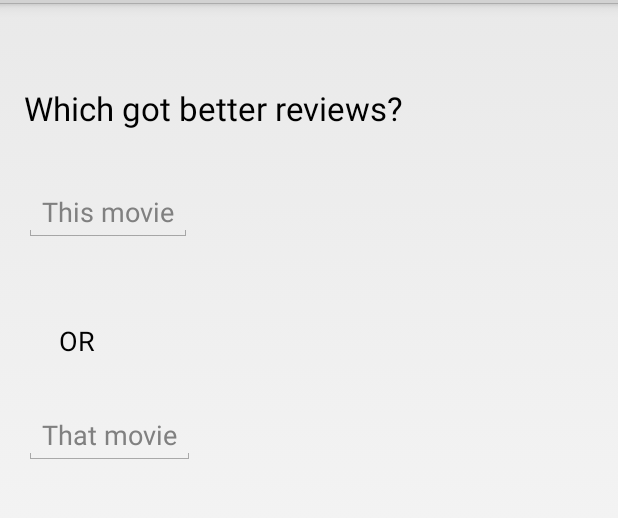
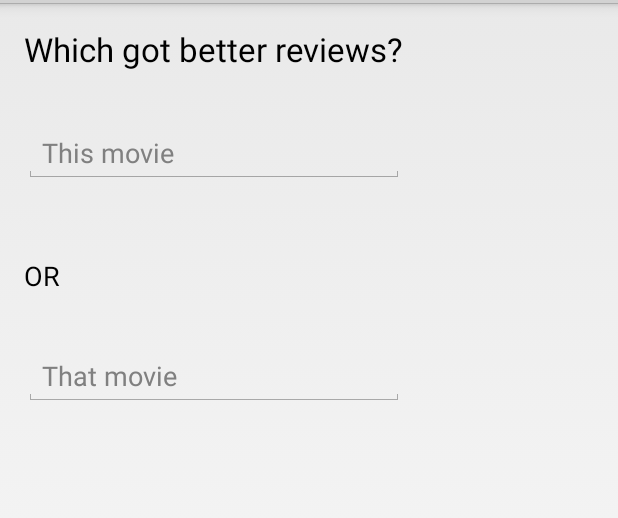
Before and after one commit to jpmunz/better-reviewed, an Android app: the screen it shows after launch (MainActivity), on a phone screen of 412 x 824 dp, the part 69-587 px from its top. Run offline under Robolectric (Android 15) with nearby library versions, the phone set to English and light mode, and no system bars.

Commit message:
autocomplete polish

```diff
--- a/app/src/main/AndroidManifest.xml
+++ b/app/src/main/AndroidManifest.xml
@@ -3,6 +3,7 @@
     package="com.jpmunz.betterreviewed" >
 
     <application
+        android:name="com.jpmunz.betterreviewed.BetterReviewedApp"
         android:allowBackup="true"
         android:icon="@drawable/ic_launcher"
         android:label="@string/app_name"
--- /dev/null
+++ b/app/src/main/java/com/jpmunz/betterreviewed/BetterReviewedApp.java
@@ -0,0 +1,31 @@
+package com.jpmunz.betterreviewed;
+
+import android.app.Application;
+import java.util.ArrayList;
+import java.util.HashMap;
+
+public class BetterReviewedApp extends Application {
+
+    public static final String LOG_TAG = "better_reviewed";
+    private static BetterReviewedApp instance = null;
+
+    /**
+     * Convenient accessor, saves having to call and cast getApplicationContext()
+     */
+    public static BetterReviewedApp getInstance() {
+        checkInstance();
+        return instance;
+    }
+
+    private static void checkInstance() {
+        if (instance == null)
+            throw new IllegalStateException("Application not created yet!");
+    }
+
+    @Override
+    public void onCreate() {
+        super.onCreate();
+        //provide an instance for our static accessors
+        instance = this;
+    }
+}
--- a/app/src/main/java/com/jpmunz/betterreviewed/MainActivity.java
+++ b/app/src/main/java/com/jpmunz/betterreviewed/MainActivity.java
@@ -29,17 +29,13 @@ import java.util.ArrayList;
 
 
 public class MainActivity extends Activity {
-    private static final String TAG = "MainActivity";
+
+    private static final int AUTO_COMPLETE_THRESHOLD = 5;
 
     /*
     TODO
 
-
-        http://makovkastar.github.io/blog/2014/04/12/android-autocompletetextview-with-suggestions-from-a-web-service/
-        - loading indicator in autocomplete while retrieving
-        - add a delayed autocomplete to buffer network calls
-        - set threshold for autocomplete higher (5)
-
+        - setting menu should allow configuration of user/critic review weighting
 
         -implement compareRatings
             - show a loading indicator on the rhs
@@ -47,28 +43,25 @@ public class MainActivity extends Activity {
             - show a checkmark next to the higher rated movie
             - activate a ratings search for the 2 given results
 
-        - setting menu should allow configuration of user/critic review weighting
+        - Bugs
+            - 2 results for the notebook?
 
-
-        - Bugs
-            - autocomplete suggestions should be as long as the longest result
-            - should be able to click anywhere on the suggestion
-            - 2 results for the notebook?
+         http://makovkastar.github.io/blog/2014/04/12/android-autocompletetextview-with-suggestions-from-a-web-service/
      */
 
     @Override
     protected void onCreate(Bundle savedInstanceState) {
         super.onCreate(savedInstanceState);
         setContentView(R.layout.activity_main);
-        setupMovieInput(R.id.movie1_autocomplete, R.id.movie2_autocomplete);
-        setupMovieInput(R.id.movie2_autocomplete, R.id.movie1_autocomplete);
+        setupMovieInput(R.id.movie1_autoComplete, R.id.movie1_autoComplete_progressBar, R.id.movie2_autoComplete);
+        setupMovieInput(R.id.movie2_autoComplete, R.id.movie2_autoComplete_progressBar, R.id.movie1_autoComplete);
     }
 
-    protected void setupMovieInput(int inputId, final int otherInputId) {
-        AutoCompleteTextView movie1AutoComplete = (AutoCompleteTextView) findViewById(inputId);
-        movie1AutoComplete.setAdapter(new RottenTomatoesAutoCompleteAdapter(this, R.layout.autocomplete_list_item));
+    protected void setupMovieInput(int inputId, int progressBarId, final int otherInputId) {
+        RottenTomatoesAutoCompleteTextView movieAutoComplete = (RottenTomatoesAutoCompleteTextView) findViewById(inputId);
+        movieAutoComplete.setAdapter(new RottenTomatoesAutoCompleteAdapter(this, R.layout.autocomplete_list_item));
 
-        movie1AutoComplete.setOnEditorActionListener(new AutoCompleteTextView.OnEditorActionListener() {
+        movieAutoComplete.setOnEditorActionListener(new AutoCompleteTextView.OnEditorActionListener() {
             @Override
             public boolean onEditorAction(TextView textView, int actionId, KeyEvent keyEvent) {
                 if (actionId == EditorInfo.IME_NULL
@@ -81,12 +74,16 @@ public class MainActivity extends Activity {
             }
         });
 
-        movie1AutoComplete.setOnItemClickListener(new AdapterView.OnItemClickListener() {
+        movieAutoComplete.setOnItemClickListener(new AdapterView.OnItemClickListener() {
             @Override
             public void onItemClick(AdapterView<?> adapterView, View view, int i, long l) {
                 nextMovieInput(otherInputId);
             }
         });
+
+        movieAutoComplete.setThreshold(AUTO_COMPLETE_THRESHOLD);
+        movieAutoComplete.setLoadingIndicator(
+                (android.widget.ProgressBar) findViewById(progressBarId));
     }
 
     protected void nextMovieInput(int inputId) {
@@ -100,10 +97,10 @@ public class MainActivity extends Activity {
     }
 
     protected void compareRatings() {
-        AutoCompleteTextView movie1 = (AutoCompleteTextView) findViewById(R.id.movie1_autocomplete);
-        AutoCompleteTextView movie2 = (AutoCompleteTextView) findViewById(R.id.movie2_autocomplete);
+        AutoCompleteTextView movie1 = (AutoCompleteTextView) findViewById(R.id.movie1_autoComplete);
+        AutoCompleteTextView movie2 = (AutoCompleteTextView) findViewById(R.id.movie2_autoComplete);
 
-        Log.v(TAG, "comparing " +movie1.getText() + " and " + movie2.getText());
+        Log.v(BetterReviewedApp.LOG_TAG, "comparing " +movie1.getText() + " and " + movie2.getText());
     }
 
     @Override
--- a/app/src/main/java/com/jpmunz/betterreviewed/RottenTomatoesAPI.java
+++ b/app/src/main/java/com/jpmunz/betterreviewed/RottenTomatoesAPI.java
@@ -1,4 +1,6 @@
 package com.jpmunz.betterreviewed;
+
+import android.util.Log;
 
 import org.apache.http.HttpResponse;
 import org.apache.http.StatusLine;
@@ -33,8 +35,10 @@ public class RottenTomatoesAPI {
 
     public class RottenTomatoesAPIException extends Exception {}
 
-    private String API_ROOT = "http://api.rottentomatoes.com/api/public/v1.0/";
-    private String API_KEY = "k4armx9qg4x5rq4xx8us8m6g";
+    private final static String API_ROOT = "http://api.rottentomatoes.com/api/public/v1.0/";
+    private final static String API_KEY = "k4armx9qg4x5rq4xx8us8m6g";
+    private final static HashMap<String, ArrayList<String>> autoCompleteCache = new HashMap<String, ArrayList<String>>();
+
 
     private String makeRequest(String endpoint, HashMap<String,String> queryStringParams) throws RottenTomatoesAPIException {
         StringBuilder sb = new StringBuilder(API_ROOT + endpoint + ".json");
@@ -78,8 +82,13 @@ public class RottenTomatoesAPI {
     }
 
     public ArrayList<String> autoComplete(String input) throws RottenTomatoesAPIException {
+
+        if (autoCompleteCache.containsKey(input)) {
+            Log.v(BetterReviewedApp.LOG_TAG, "cache hit");
+            return autoCompleteCache.get(input);
+        }
+
         ArrayList<String> result = new ArrayList<String>();
-
         HashMap<String, String> queryStringParams = new HashMap<String, String>();
 
         try {
@@ -91,7 +100,8 @@ public class RottenTomatoesAPI {
 
         result.add("the movie 1");
         result.add("ff");
-        return result;
+
+
 /*
         String response =  this.makeRequest("movies", queryStringParams);
 
@@ -108,5 +118,9 @@ public class RottenTomatoesAPI {
 
         return result;
         */
+        Log.v(BetterReviewedApp.LOG_TAG, "cache miss");
+
+        autoCompleteCache.put(input, result);
+        return result;
     }
 }
--- a/app/src/main/java/com/jpmunz/betterreviewed/RottenTomatoesAutoCompleteAdapter.java
+++ b/app/src/main/java/com/jpmunz/betterreviewed/RottenTomatoesAutoCompleteAdapter.java
@@ -1,6 +1,7 @@
 package com.jpmunz.betterreviewed;
 
 import android.content.Context;
+import android.os.SystemClock;
 import android.widget.ArrayAdapter;
 import android.widget.Filter;
 import android.widget.Filterable;
--- /dev/null
+++ b/app/src/main/java/com/jpmunz/betterreviewed/RottenTomatoesAutoCompleteTextView.java
@@ -0,0 +1,53 @@
+package com.jpmunz.betterreviewed;
+
+import android.content.Context;
+import android.os.Handler;
+import android.os.Message;
+import android.util.AttributeSet;
+import android.view.View;
+import android.widget.AutoCompleteTextView;
+import android.widget.ProgressBar;
+
+public class RottenTomatoesAutoCompleteTextView extends AutoCompleteTextView {
+
+    private static final int TEXT_CHANGED_MESSAGE_CODE = 100;
+    private static final int AUTO_COMPLETE_DELAY = 750;
+
+
+    private ProgressBar mLoadingIndicator;
+
+    private final Handler mHandler = new Handler() {
+        @Override
+        public void handleMessage(Message msg) {
+            RottenTomatoesAutoCompleteTextView.super.performFiltering((CharSequence) msg.obj, msg.arg1);
+        }
+    };
+
+    public RottenTomatoesAutoCompleteTextView(Context context, AttributeSet attrs) {
+        super(context, attrs);
+    }
+
+    public void setLoadingIndicator(ProgressBar progressBar) {
+        mLoadingIndicator = progressBar;
+    }
+
+    @Override
+    protected void performFiltering(CharSequence text, int keyCode) {
+        if (mLoadingIndicator != null) {
+            mLoadingIndicator.setVisibility(View.VISIBLE);
+        }
+
+        mHandler.removeMessages(TEXT_CHANGED_MESSAGE_CODE);
+        mHandler.sendMessageDelayed(mHandler.obtainMessage(TEXT_CHANGED_MESSAGE_CODE, text), AUTO_COMPLETE_DELAY);
+    }
+
+    @Override
+    public void onFilterComplete(int count) {
+        if (mLoadingIndicator != null) {
+            mLoadingIndicator.setVisibility(View.GONE);
+        }
+
+        super.onFilterComplete(count);
+    }
+
+}
--- a/app/src/main/res/layout/activity_main.xml
+++ b/app/src/main/res/layout/activity_main.xml
@@ -17,34 +17,35 @@
         android:textAppearance="?android:attr/textAppearanceLarge"
         android:layout_alignParentTop="true"
         android:layout_alignParentLeft="true"
-        android:layout_alignParentStart="true"
-        android:layout_marginTop="39dp" />
+        android:layout_alignParentStart="true" />
 
-    <AutoCompleteTextView
+   <com.jpmunz.betterreviewed.RottenTomatoesAutoCompleteTextView
        android:layout_width="wrap_content"
        android:layout_height="wrap_content"
        android:hint="@string/movie1_placeholder"
-        android:id="@+id/movie1_autocomplete"
+       android:id="@+id/movie1_autoComplete"
        android:layout_below="@+id/header"
-        android:layout_toRightOf="@+id/loader"
        android:layout_marginTop="35dp"
-        android:dropDownWidth="match_parent"
-        android:imeOptions="actionDone"
+       android:dropDownWidth="wrap_content"
+       android:layout_alignRight="@+id/header"
+       android:layout_alignEnd="@+id/header"
+       android:layout_alignParentLeft="true"
+       android:layout_alignParentStart="true" />
 
-        />
 
-    <AutoCompleteTextView
+ <com.jpmunz.betterreviewed.RottenTomatoesAutoCompleteTextView
      android:layout_width="wrap_content"
      android:layout_height="wrap_content"
      android:hint="@string/movie2_placeholder"
-        android:id="@+id/movie2_autocomplete"
+     android:id="@+id/movie2_autoComplete"
      android:layout_marginTop="109dp"
-        android:layout_below="@+id/movie1_autocomplete"
-        android:layout_alignLeft="@+id/movie1_autocomplete"
-        android:layout_alignStart="@+id/movie1_autocomplete"
-        android:dropDownWidth="match_parent"
+     android:layout_below="@+id/movie1_autoComplete"
+     android:layout_alignLeft="@+id/movie1_autoComplete"
+     android:layout_alignStart="@+id/movie1_autoComplete"
+     android:dropDownWidth="wrap_content"
 
-        />
+     android:layout_alignRight="@+id/movie1_autoComplete"
+     android:layout_alignEnd="@+id/movie1_autoComplete" />
 
     <TextView
         android:layout_width="wrap_content"
@@ -52,11 +53,32 @@
         android:textAppearance="?android:attr/textAppearanceMedium"
         android:text="@string/or"
         android:id="@+id/textView2"
-        android:layout_marginTop="53dp"
-        android:layout_below="@+id/movie1_autocomplete"
-        android:layout_alignLeft="@+id/movie2_autocomplete"
-        android:layout_alignStart="@+id/movie2_autocomplete"
-        android:layout_marginLeft="23dp" />
+        android:layout_marginTop="49dp"
+        android:layout_below="@+id/movie1_autoComplete"
+        android:layout_alignParentLeft="true"
+        android:layout_alignParentStart="true" />
+
+    <ProgressBar
+        android:layout_width="wrap_content"
+        android:layout_height="wrap_content"
+        android:id="@+id/movie1_autoComplete_progressBar"
+        android:layout_alignBottom="@+id/movie1_autoComplete"
+        android:layout_alignRight="@+id/movie1_autoComplete"
+        android:layout_alignEnd="@+id/movie1_autoComplete"
+        android:indeterminate="false"
+        android:visibility="gone" />
+
+    <ProgressBar
+        android:layout_width="wrap_content"
+        android:layout_height="wrap_content"
+        android:id="@+id/movie2_autoComplete_progressBar"
+        android:indeterminate="false"
+        android:layout_alignBottom="@+id/movie2_autoComplete"
+        android:layout_alignRight="@+id/movie2_autoComplete"
+        android:layout_alignEnd="@+id/movie2_autoComplete"
+        android:visibility="gone" />
+
+
     <!--
         <ImageView
             android:layout_width="wrap_content"
--- a/app/src/main/res/layout/autocomplete_list_item.xml
+++ b/app/src/main/res/layout/autocomplete_list_item.xml
@@ -1,4 +1,4 @@
 <?xml version="1.0" encoding="utf-8"?>
 <TextView xmlns:android="http://schemas.android.com/apk/res/android"
-    android:layout_width="wrap_content"
+    android:layout_width="match_parent"
     android:layout_height="wrap_content" />
```
Lines whose indentation alone changed are shown as unchanged.
